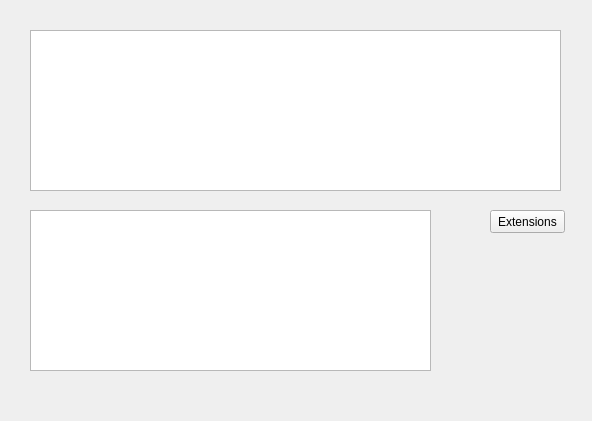
This is desktop/app/gui/dialogs/optionplugininfo.ui in theall/Foreplayer as Qt 5 draws it before an edit. The edited form follows.
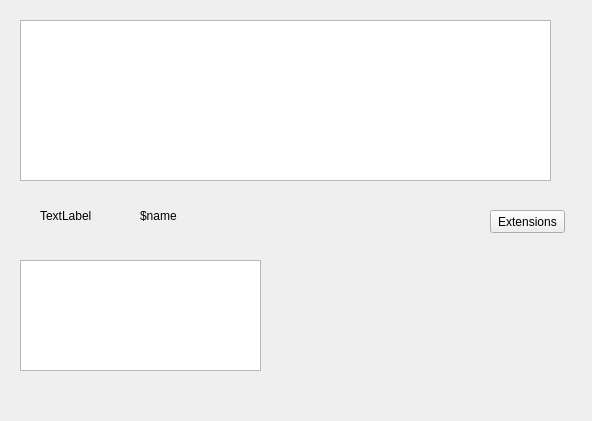
This is the edited form.

Patch:
```diff
--- a/desktop/app/gui/dialogs/optionplugininfo.ui
+++ b/desktop/app/gui/dialogs/optionplugininfo.ui
@@ -16,8 +16,8 @@
   <widget class="QTableView" name="tableView">
    <property name="geometry">
     <rect>
-     <x>30</x>
-     <y>30</y>
+     <x>20</x>
+     <y>20</y>
      <width>531</width>
      <height>161</height>
     </rect>
@@ -39,11 +39,37 @@
   <widget class="QTableView" name="tableView_2">
    <property name="geometry">
     <rect>
-     <x>30</x>
+     <x>20</x>
+     <y>260</y>
+     <width>241</width>
+     <height>111</height>
+    </rect>
+   </property>
+  </widget>
+  <widget class="QLabel" name="label">
+   <property name="geometry">
+    <rect>
+     <x>40</x>
      <y>210</y>
-     <width>401</width>
-     <height>161</height>
+     <width>54</width>
+     <height>12</height>
     </rect>
+   </property>
+   <property name="text">
+    <string>TextLabel</string>
+   </property>
+  </widget>
+  <widget class="QLabel" name="label_2">
+   <property name="geometry">
+    <rect>
+     <x>140</x>
+     <y>210</y>
+     <width>54</width>
+     <height>12</height>
+    </rect>
+   </property>
+   <property name="text">
+    <string>$name</string>
    </property>
   </widget>
  </widget>
```
Left out of the diff: 4 changed lines with no effect on the pictures.
